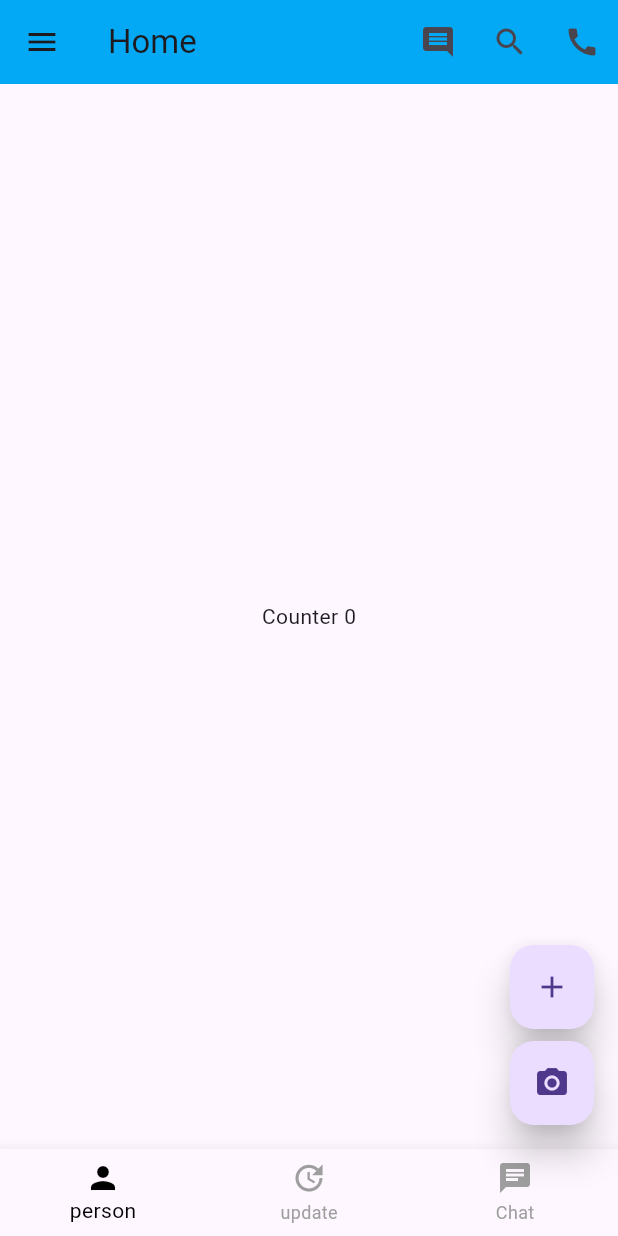
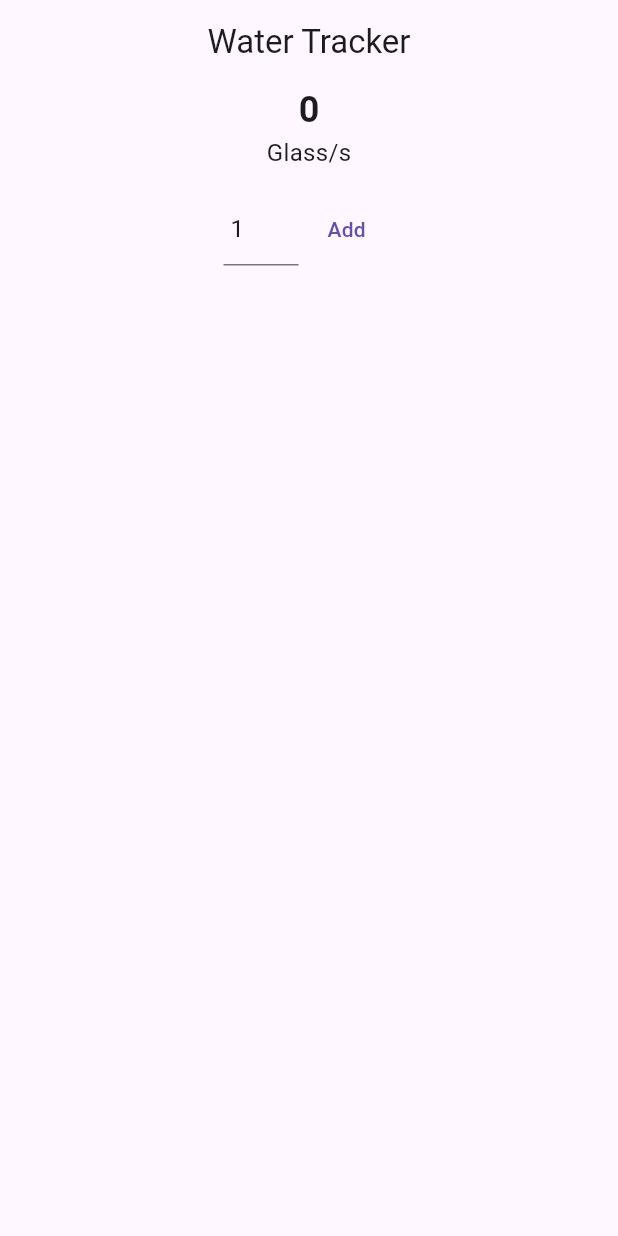
Before and after one commit to afsana20029/assignment_2nd, a Flutter app: the screen it shows after launch, on a phone screen of 412 x 824 dp. Run offline on Flutter 3.47's test engine with Material 3 defaults, Android fonts, the phone set to English and light mode, and no system bars.

```diff
--- /dev/null
+++ b/lib/app.dart
@@ -0,0 +1,14 @@
+import 'package:assignment_2nd/home_screen.dart';
+import 'package:flutter/cupertino.dart';
+import 'package:flutter/material.dart';
+
+class WaterTrackerApp extends StatelessWidget {
+  const WaterTrackerApp({super.key});
+
+  @override
+  Widget build(BuildContext context) {
+    return const MaterialApp(
+      home: HomeScreen(),
+    );
+  }
+}
--- /dev/null
+++ b/lib/home_screen.dart
@@ -0,0 +1,127 @@
+import 'package:flutter/cupertino.dart';
+import 'package:flutter/material.dart';
+
+class HomeScreen extends StatefulWidget {
+  const HomeScreen({super.key});
+
+  @override
+  State<HomeScreen> createState() => _HomeScreenState();
+}
+
+class _HomeScreenState extends State<HomeScreen> {
+  TextEditingController _glassNoTEController =
+  TextEditingController(text: ' 1');
+  List<WaterTrack> waterTrackList = [];
+
+  @override
+  Widget build(BuildContext context) {
+    return _biuildWaterTrackerColumn();
+  }
+
+  Widget _biuildWaterTrackerColumn() {
+    return Scaffold(
+      appBar: AppBar(
+        title: const Text('Water Tracker'),
+        centerTitle: true,
+      ),
+      body: Column(
+        crossAxisAlignment: CrossAxisAlignment.center,
+        children: [
+          Text(
+            getTotalGlassCount().toString(),
+            style: const TextStyle(fontSize: 24, fontWeight: FontWeight.w600),
+          ),
+          const Text(
+            'Glass/s',
+            style: TextStyle(fontSize: 16),
+          ),
+          const SizedBox(height: 16),
+          Row(
+            mainAxisAlignment: MainAxisAlignment.center,
+            children: [
+              SizedBox(
+                  width: 50,
+                  child: TextField(
+                    controller: _glassNoTEController,
+                    keyboardType: TextInputType.number,
+                  )),
+              TextButton(
+                  onPressed:_onTapAddWaterTrack, child: const Text('Add')),
+            ],
+          ),
+          const SizedBox(
+            height: 24,
+          ),
+          _buildWaterTrackListView()
+        ],
+      ),
+    );
+  }
+
+  Widget _buildWaterTrackListView() {
+    return Expanded(
+        child: ListView.separated(
+          itemCount: waterTrackList.length,
+          itemBuilder: (context, index) {
+            final WaterTrack waterTrack = waterTrackList[index];
+            return _buildWaterTrackListTile(waterTrack, index);
+          },
+          separatorBuilder: (context, index) {
+            return Divider();
+          },
+        ));
+  }
+
+  ListTile _buildWaterTrackListTile(WaterTrack waterTrack, int index) {
+    return ListTile(
+      title: Text('${waterTrack.dateTime.hour}:${waterTrack.dateTime.minute}'),
+      subtitle: Text(
+          '${waterTrack.dateTime.day}/${waterTrack.dateTime.month}//${waterTrack
+              .dateTime.year}'),
+      leading: CircleAvatar(child: Text('${waterTrack.noOfGlasses}')),
+      trailing: IconButton(
+
+        onPressed: () => _onTapDeleteButton(index),
+        icon: Icon(Icons.delete),
+      ),
+    );
+  }
+
+
+  int getTotalGlassCount() {
+    int counter = 0;
+    for (WaterTrack t in waterTrackList) {
+      counter += t.noOfGlasses;
+    }
+    return counter;
+  }
+  void _onTapAddWaterTrack() {
+    if (_glassNoTEController.text.isEmpty) {
+      _glassNoTEController.text = '1';
+    }
+    final int noOfGlasses = int.tryParse(_glassNoTEController.text) ?? 1;
+    WaterTrack waterTrack = WaterTrack(
+      noOfGlasses: noOfGlasses,
+      dateTime: DateTime.now(),
+    );
+    waterTrackList.add(waterTrack);
+    setState(() {});
+  }
+
+  void _onTapDeleteButton(int index) {
+    waterTrackList.removeAt(index);
+    setState(() {});
+  }
+
+  @override
+  void dispose() {
+    _glassNoTEController.dispose();
+    super.dispose();
+  }
+}
+class WaterTrack {
+  final int noOfGlasses;
+  final DateTime dateTime;
+
+  WaterTrack({required this.noOfGlasses, required this.dateTime});
+}
--- a/lib/main.dart
+++ b/lib/main.dart
@@ -1,144 +1,6 @@
-import 'package:device_preview/device_preview.dart';
-import 'package:flutter/foundation.dart';
-import 'package:flutter/material.dart';
+import 'package:assignment_2nd/app.dart';
+import 'package:flutter/cupertino.dart';
 
-void main() {
-  runApp(MyApp());
+void main(){
+  runApp(WaterTrackerApp());
 }
-
-class MyApp extends StatelessWidget {
-  const MyApp({super.key});
-
-  // This widget is the root of your application.
-  @override
-  Widget build(BuildContext context) {
-    return MaterialApp(
-        debugShowCheckedModeBanner:false,
-        home: HomeScreen());
-  }
-}
-
-class HomeScreen extends StatefulWidget {
-  @override
-  State<StatefulWidget> createState() {
-    return HomeScreenState();
-  }
-}
-
-class HomeScreenState extends State<HomeScreen> {
-  int counter = 0;
-  @override
-  Widget build(BuildContext context) {
-    return Scaffold(
-      appBar: AppBar(
-        title: Text('Home'),
-        backgroundColor: Colors.lightBlue,
-        actions: [
-          IconButton(onPressed: (){}, icon:Icon(Icons.comment,)),
-          IconButton(onPressed: (){}, icon:Icon(Icons.search)),
-          IconButton(onPressed: (){}, icon:Icon(Icons.call)),
-        ],
-      ),
-      body: Center(
-        child: Text('Counter $counter'),
-      ),
-      floatingActionButton: Column(
-        mainAxisAlignment: MainAxisAlignment.end,
-        children: [
-          FloatingActionButton(
-            elevation: 10,
-            onPressed: () {
-              counter++;
-              print(counter);
-              setState(() {});
-            },
-            child: Icon(Icons.add),
-          ),
-          SizedBox(
-            height: 8,
-          ),
-          FloatingActionButton(
-            elevation: 10,
-            onPressed: () {
-              // counter--;
-              // print(counter);
-              // setState(() {});
-            },
-            child: Icon(Icons.camera_alt),
-          ),
-        ],
-      ),
-      bottomNavigationBar: BottomNavigationBar(
-        selectedItemColor: Colors.black,
-        unselectedItemColor: Colors.grey,
-        showSelectedLabels: true,
-        items: [
-          BottomNavigationBarItem(icon: Icon(Icons.person), label: 'person'),
-          BottomNavigationBarItem(icon: Icon(Icons.update), label: 'update'),
-          BottomNavigationBarItem(icon: Icon(Icons.chat), label: 'Chat'),
-        ],
-      ),
-      drawer: SafeArea(
-        child: Drawer(
-          child: ListView(
-            children: [
-              DrawerHeader(
-                  padding: EdgeInsets.all(10),
-                  child: UserAccountsDrawerHeader(
-                    accountEmail: Text('afsana@gmail.com'), accountName:Text('Afsana'),
-                  )),
-              ListTile(
-                title: Text('email'),
-                leading: Icon(Icons.email),
-              ),
-              ListTile(
-                title: Text('contact'),
-                leading: Icon(Icons.contact_mail),
-              ),
-              ListTile(
-                title: Text('profile'),
-                leading: Icon(Icons.person),
-              ),
-              ListTile(
-                title: Text('call'),
-                leading: Icon(Icons.phone),
-              ),
-              ListTile(
-                title: Text('community'),
-                leading: Icon(Icons.group),
-              ),
-            ],
-          ),
-        ),
-      ),
-
-    );
-  }
-}
-
-// class HomeActivity extends StatelessWidget {
-//   HomeActivity({super.key});
-//
-//   int counter = 0;
-//
-//   @override
-//   Widget build(BuildContext context) {
-//     return Scaffold(
-//       appBar: AppBar(
-//         title: Text('Home'),
-//         backgroundColor: Colors.lightBlue,
-//       ),
-//       body: Center(
-//         child: Text('Counter $counter'),
-//       ),
-//       floatingActionButton: FloatingActionButton(
-//         elevation: 10,
-//         onPressed: () {
-//           counter++;
-//           print(counter);
-//         },
-//         child: Icon(Icons.add),
-//       ),
-//     );
-//   }
-// }
```
